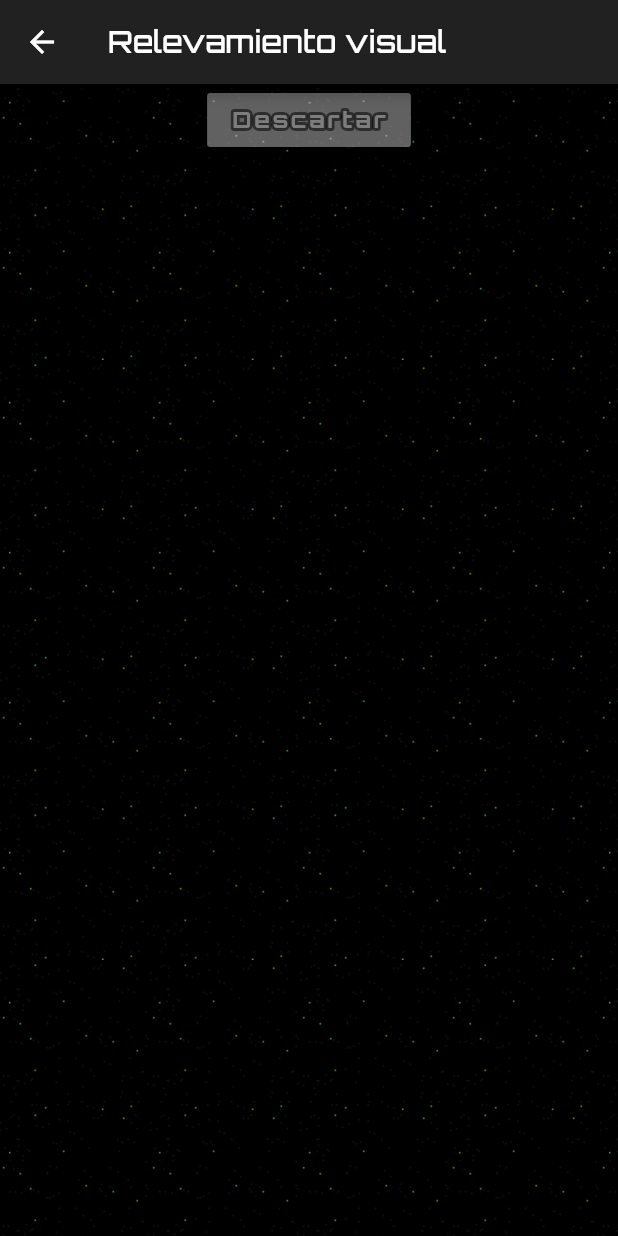
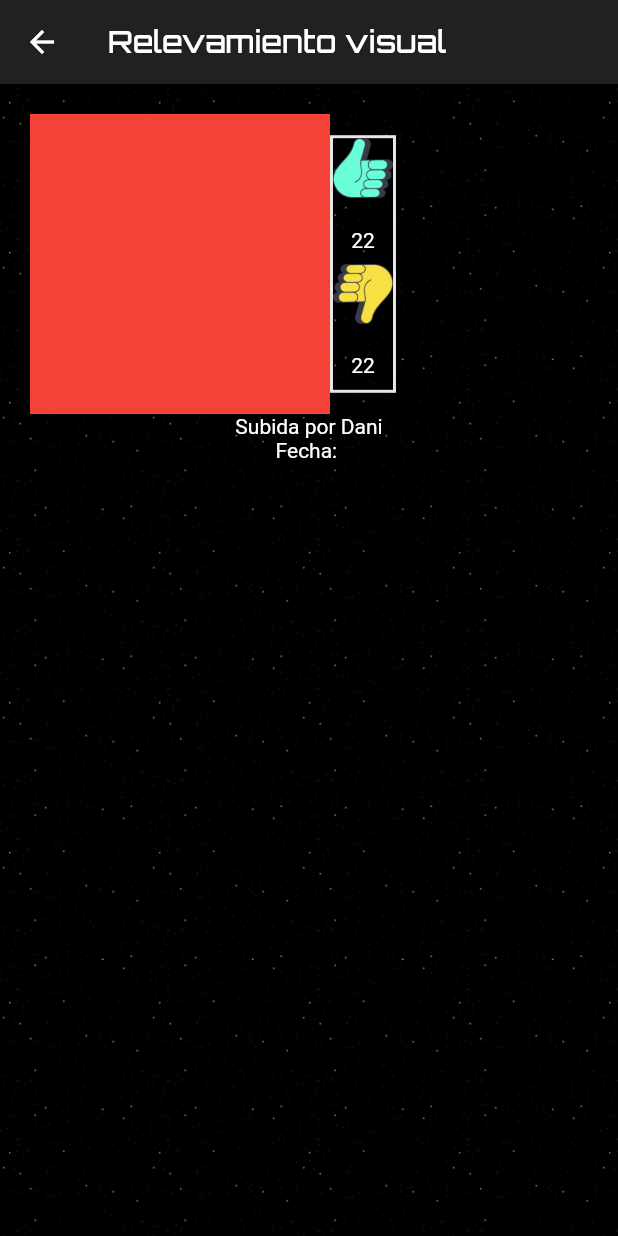
Before and after one commit to danielclas/flutter-apps, a Flutter app: the VotingPage screen opened directly, on a phone screen of 412 x 824 dp. Run offline on Flutter 3.47's test engine with Material 2 defaults, Android fonts, the light colour scheme and no system bars; drawn by our look-alikes of bordered_text; our stand-ins replace carousel_slider, cloud_firestore, date_format, email_validator, firebase_core, firebase_storage and 5 more; accounts and stored records are empty.

Commit message:
Voting page, voting card component started

```diff
--- /dev/null
+++ b/relevamiento_visual_app/lib/components/voting_card.dart
@@ -0,0 +1,67 @@
+import 'package:flutter/material.dart';
+
+class VotingCard extends StatefulWidget {
+  @override
+  State<StatefulWidget> createState() {
+    return _VotingCardState();
+  }
+}
+
+class _VotingCardState extends State<VotingCard> {
+  @override
+  Widget build(BuildContext context) {
+    return Padding(
+      padding: const EdgeInsets.all(8.0),
+      child: Container(
+        width: 250,
+        child: Column(
+          children: [
+            Row(
+              children: [
+                SizedBox(
+                  width: 200,
+                  height: 200,
+                  child: ColoredBox(
+                    color: Colors.red,
+                  ),
+                ),
+                Container(
+                  decoration: BoxDecoration(
+                    color: Colors.transparent,
+                    border: Border.all(
+                        color: Colors.white.withOpacity(0.9), width: 2),
+                  ),
+                  child: Column(
+                    mainAxisAlignment: MainAxisAlignment.center,
+                    crossAxisAlignment: CrossAxisAlignment.center,
+                    children: [
+                      Container(),
+                      Image(
+                        image: AssetImage('images/like.png'),
+                        width: 40,
+                      ),
+                      Padding(
+                        padding: const EdgeInsets.fromLTRB(8, 20, 8, 8),
+                        child: Text("22"),
+                      ),
+                      Image(
+                        image: AssetImage('images/dislike.png'),
+                        width: 40,
+                      ),
+                      Padding(
+                        padding: const EdgeInsets.fromLTRB(8, 20, 8, 8),
+                        child: Text("22"),
+                      ),
+                    ],
+                  ),
+                )
+              ],
+            ),
+            Text("Subida por Dani"),
+            Text("Fecha: "),
+          ],
+        ),
+      ),
+    );
+  }
+}
--- a/relevamiento_visual_app/lib/voting_page.dart
+++ b/relevamiento_visual_app/lib/voting_page.dart
@@ -3,6 +3,7 @@ import 'package:bordered_text/bordered_text.dart';
 import 'package:firebase_storage/firebase_storage.dart';
 import 'package:flutter/material.dart';
 import 'package:image_picker/image_picker.dart';
+import 'package:relevamiento_visual_app/components/voting_card.dart';
 import 'package:relevamiento_visual_app/services/pictures_service.dart';
 import 'constants.dart';
 
@@ -16,7 +17,8 @@ class VotingPage extends StatefulWidget {
 class _VotingPageState extends State<VotingPage> {
   @override
   Widget build(BuildContext context) {
-    return Scaffold(
+    return SafeArea(
+      child: Scaffold(
         appBar: AppBar(
             title: Text('Relevamiento visual',
                 style: TextStyle(color: Colors.white, fontFamily: 'Orbitron'))),
@@ -24,25 +26,17 @@ class _VotingPageState extends State<VotingPage> {
             width: double.infinity,
             decoration: BoxDecoration(
               image: DecorationImage(
-              image: AssetImage('images/back.png'), repeat: ImageRepeat.repeat),
+                  image: AssetImage('images/back.png'),
+                  repeat: ImageRepeat.repeat),
             ),
-        child: Column(
-          mainAxisAlignment: MainAxisAlignment.start,
+            child: Padding(
+              padding: const EdgeInsets.all(12.0),
+              child: ListView(
                 children: [
-            RaisedButton(
-                onPressed: null,
-                child: BorderedText(
-                  strokeWidth: 4.0,
-                  strokeColor: Colors.black54,
-                  child: Text(
-                    "Descartar",
-                    style: kTitlesTextStyle.copyWith(
-                        fontSize: 15, letterSpacing: 2.0),
-                  ),
-                ),
-                color: ThemeData.dark().accentColor),
+                  VotingCard(),
                 ],
               ),
+            )),
       ),
     );
   }
```
Lines whose indentation alone changed are shown as unchanged.
